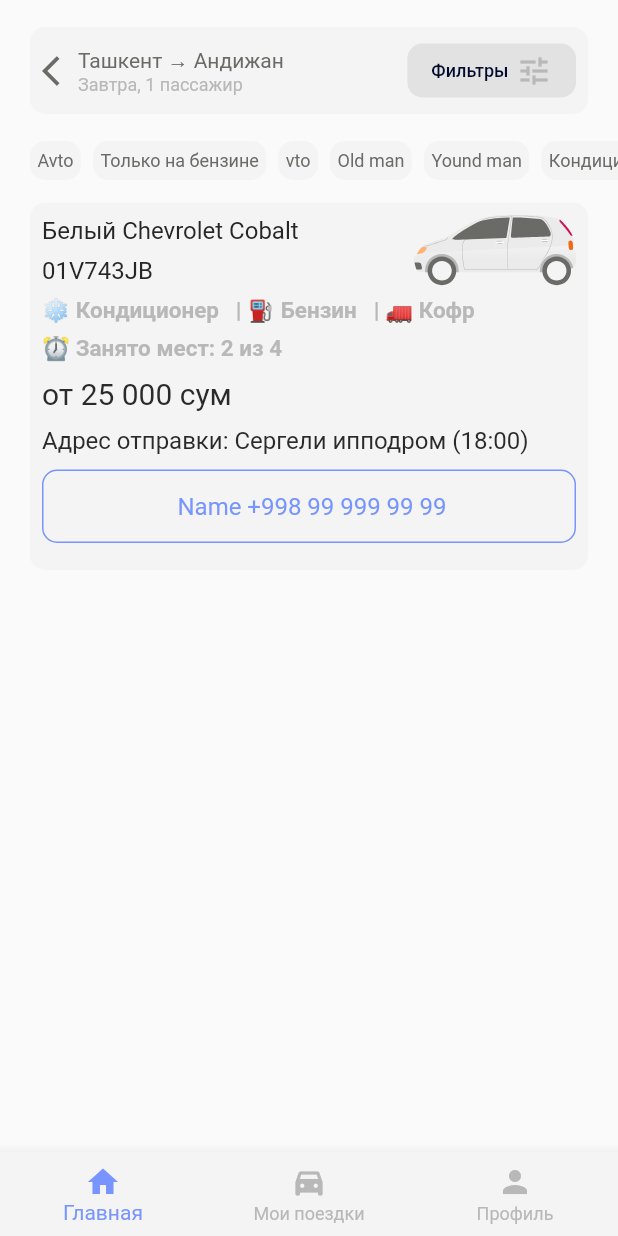
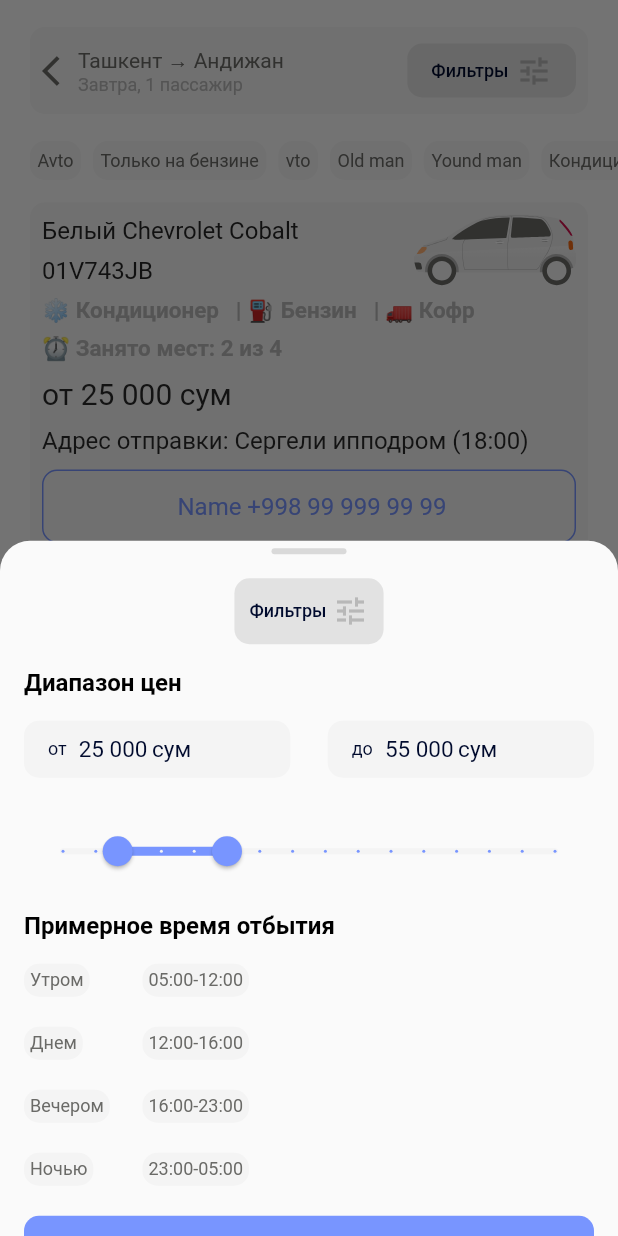
Before and after one commit to Abdurrahmon-xoja/vodiy_petak_alpha_project, a Flutter app: the Cards screen opened directly, after a tap on "Фильтры", on a phone screen of 412 x 824 dp. Run offline on Flutter 3.47's test engine with Material 2 defaults, Android fonts, the light colour scheme and no system bars; our stand-ins replace flutter_otp_text_field, flutter_svg, get; Roboto replaces fonts that are missing (Poppins).

Commit message:
added second slider

```diff
--- a/lib/consts/filtering_const.dart
+++ b/lib/consts/filtering_const.dart
@@ -37,3 +37,17 @@ List<String> autoOthersOptions = [
   "Chevrolet Captiva",
   "Ravon Gentra"
 ];
+
+List<String> timeOfGoing = [
+  "05:00-12:00",
+  "12:00-16:00",
+  "16:00-23:00",
+  "23:00-05:00",
+];
+
+List<String> timeOfGoName = [
+  "Утром",
+  "Днем",
+  "Вечером",
+  "Ночью",
+];
--- /dev/null
+++ b/lib/view/OrderUser/BottomSliderPriceAndTime.dart
@@ -0,0 +1,297 @@
+import 'package:flutter/material.dart';
+import 'package:vodiy_petak_alpha_project/consts/castem_widgets_const.dart';
+
+import '../../consts/colors_const.dart';
+import '../../consts/filtering_const.dart';
+
+class BottomSliderPriceAndTime extends StatefulWidget {
+  const BottomSliderPriceAndTime({super.key});
+
+  @override
+  State<BottomSliderPriceAndTime> createState() =>
+      _BottomSliderPriceAndTimeState();
+}
+
+class _BottomSliderPriceAndTimeState extends State<BottomSliderPriceAndTime> {
+  double startPrice = 25000;
+  double endPrice = 55000;
+
+  RangeValues values = const RangeValues(20000, 40000);
+
+  List<bool> timeOfGoingBool =
+      List.generate(timeOfGoing.length, (index) => false);
+
+  @override
+  Widget build(BuildContext context) {
+    return SingleChildScrollView(
+      child: Column(
+        children: [
+          SizedBox(
+            height: 5,
+          ),
+          Container(
+            width: 50,
+            height: 4,
+            decoration: BoxDecoration(
+              borderRadius: BorderRadius.circular(100.0),
+              color: const Color(0xffD9D9D9),
+            ),
+          ),
+          SizedBox(
+            height: 16,
+          ),
+          IntrinsicWidth(
+            child: Container(
+              // width: 50,
+              padding: EdgeInsets.all(10.0),
+              decoration: BoxDecoration(
+                color: Color(0xffE2E2E2),
+                borderRadius: BorderRadius.circular(10),
+              ),
+              child: const Row(
+                mainAxisAlignment: MainAxisAlignment.spaceBetween,
+                children: [
+                  Text(
+                    "Фильтры",
+                    style: TextStyle(
+                      fontSize: 12,
+                      fontWeight: FontWeight.w500,
+                      color: cdarkTextColor,
+                    ),
+                  ),
+                  SizedBox(
+                    width: 4,
+                  ),
+                  Icon(
+                    Icons.tune,
+                    color: cclueColor,
+                  ),
+                ],
+              ),
+            ),
+          ),
+          SizedBox(
+            height: 16,
+          ),
+          SizedBox(
+            width: double.infinity,
+            child: Container(
+              padding: EdgeInsets.symmetric(horizontal: 16),
+              child: Column(
+                crossAxisAlignment: CrossAxisAlignment.start,
+                children: [
+                  Text(
+                    "Диапазон цен",
+                    style: TextStyle(
+                        fontSize: 16,
+                        fontWeight: FontWeight.w700,
+                        color: Color(0xff000000)),
+                  ),
+                  SizedBox(
+                    height: 16,
+                  ),
+                  Row(
+                    mainAxisAlignment: MainAxisAlignment.spaceBetween,
+                    children: [
+                      Expanded(
+                        child: Container(
+                          padding: EdgeInsets.symmetric(
+                              horizontal: 16, vertical: 10),
+                          decoration: BoxDecoration(
+                            color: cinputColor,
+                            borderRadius: BorderRadius.circular(10.0),
+                          ),
+                          child: Row(
+                            children: [
+                              Text(
+                                "от",
+                                style: TextStyle(
+                                  fontSize: 12,
+                                  fontWeight: FontWeight.w400,
+                                  color: cdarkTextColor,
+                                ),
+                              ),
+                              SizedBox(
+                                width: 8,
+                              ),
+                              Text(
+                                startPrice.toStringAsFixed(0).substring(0, 2) +
+                                    " " +
+                                    startPrice.toStringAsFixed(0).substring(2),
+                                style: TextStyle(
+                                  fontSize: 15,
+                                  fontWeight: FontWeight.w400,
+                                  color: cdarkTextColor,
+                                ),
+                              ),
+                              SizedBox(
+                                width: 3,
+                              ),
+                              Text("сум",
+                                  style: TextStyle(
+                                    fontSize: 15,
+                                    fontWeight: FontWeight.w400,
+                                    color: cdarkTextColor,
+                                  ))
+                            ],
+                          ),
+                        ),
+                      ),
+                      SizedBox(
+                        width: 25,
+                      ),
+                      Expanded(
+                        child: Container(
+                          padding: EdgeInsets.symmetric(
+                              horizontal: 16, vertical: 10),
+                          decoration: BoxDecoration(
+                            color: cinputColor,
+                            borderRadius: BorderRadius.circular(10.0),
+                          ),
+                          child: Row(
+                            children: [
+                              Text(
+                                "до",
+                                style: TextStyle(
+                                  fontSize: 12,
+                                  fontWeight: FontWeight.w400,
+                                  color: cdarkTextColor,
+                                ),
+                              ),
+                              SizedBox(
+                                width: 8,
+                              ),
+                              Text(
+                                endPrice.toStringAsFixed(0).substring(0, 2) +
+                                    " " +
+                                    endPrice.toStringAsFixed(0).substring(2),
+                                style: TextStyle(
+                                  fontSize: 15,
+                                  fontWeight: FontWeight.w400,
+                                  color: cdarkTextColor,
+                                ),
+                              ),
+                              SizedBox(
+                                width: 3,
+                              ),
+                              Text("сум",
+                                  style: TextStyle(
+                                    fontSize: 15,
+                                    fontWeight: FontWeight.w400,
+                                    color: cdarkTextColor,
+                                  ))
+                            ],
+                          ),
+                        ),
+                      ),
+                    ],
+                  ),
+                  SizedBox(
+                    height: 25,
+                  ),
+                  RangeSlider(
+                      activeColor: caccentColor,
+                      inactiveColor: cinputColor,
+                      values: values,
+                      divisions: 15,
+                      // here we going to change thing for defolt
+                      min: 10000,
+                      max: 100000,
+                      onChanged: (nvalue) {
+                        setState(() {
+                          startPrice = nvalue.start;
+                          endPrice = nvalue.end;
+                          values = nvalue;
+                        });
+                      }),
+                  const SizedBox(
+                    height: 16,
+                  ),
+                  Text(
+                    "Примерное время отбытия",
+                    style: TextStyle(
+                        fontSize: 16,
+                        fontWeight: FontWeight.w700,
+                        color: Color(0xff000000)),
+                  ),
+                  const SizedBox(
+                    height: 16,
+                  ),
+                  Column(
+                    children: timeOfGo(),
+                  ),
+                  button(
+                      text: "hello",
+                      color: caccentColor,
+                      onPressed: () {
+                        // here we going to ask backen for cars
+                        Navigator.pop(context);
+                      }),
+                  SizedBox(
+                    height: 20,
+                  ),
+                ],
+              ),
+            ),
+          ),
+        ],
+      ),
+    );
+  }
+
+  List<Widget> timeOfGo() {
+    List<Widget> result = List.generate(
+      timeOfGoing.length,
+      (index) => GestureDetector(
+        onTap: () {
+          setState(() {
+            timeOfGoingBool[index] = !(timeOfGoingBool[index]);
+          });
+        },
+        child: Container(
+          width: 150,
+          margin: EdgeInsets.only(bottom: 20),
+          child: Row(
+            mainAxisAlignment: MainAxisAlignment.spaceBetween,
+            children: [
+              Container(
+                padding: EdgeInsets.all(4),
+                decoration: BoxDecoration(
+                    color: timeOfGoingBool[index] ? caccentColor : cinputColor,
+                    borderRadius: BorderRadius.circular(10.0)),
+                child: Text(
+                  timeOfGoName[index],
+                  style: TextStyle(
+                      fontSize: 12,
+                      fontWeight: FontWeight.w400,
+                      color: timeOfGoingBool[index]
+                          ? cwhiteColor
+                          : cworkingHintColor),
+                ),
+              ),
+              // SizedBox(
+              //   width: 20,
+              // ),
+              Container(
+                padding: EdgeInsets.all(4),
+                decoration: BoxDecoration(
+                    color: timeOfGoingBool[index] ? caccentColor : cinputColor,
+                    borderRadius: BorderRadius.circular(10.0)),
+                child: Text(
+                  timeOfGoing[index],
+                  style: TextStyle(
+                      fontSize: 12,
+                      fontWeight: FontWeight.w400,
+                      color: timeOfGoingBool[index]
+                          ? cwhiteColor
+                          : cworkingHintColor),
+                ),
+              )
+            ],
+          ),
+        ),
+      ),
+    );
+    return result;
+  }
+}
--- a/lib/view/OrderUser/Cards_screem.dart
+++ b/lib/view/OrderUser/Cards_screem.dart
@@ -2,6 +2,7 @@ import 'package:flutter/material.dart';
 import 'package:flutter_svg/svg.dart';
 import 'package:get/get.dart';
 import 'package:vodiy_petak_alpha_project/consts/colors_const.dart';
+import 'package:vodiy_petak_alpha_project/view/OrderUser/BottomSliderPriceAndTime.dart';
 
 import '../../consts/filtering_const.dart';
 import 'BottomSliderAuto.dart';
@@ -75,7 +76,19 @@ class _CardsState extends State<Cards> {
                         ),
                       ),
                       ElevatedButton(
-                          onPressed: () {},
+                          onPressed: () {
+                            showModalBottomSheet(
+                                context: context,
+                                shape: RoundedRectangleBorder(
+                                  borderRadius: BorderRadius.only(
+                                    topLeft: Radius.circular(20.0),
+                                    topRight: Radius.circular(20.0),
+                                  ),
+                                ),
+                                builder: (BuildContext context) {
+                                  return BottomSliderPriceAndTime();
+                                });
+                          },
                           style: ElevatedButton.styleFrom(
                             elevation: 0,
                             primary: Color(0xffE2E2E2),
```
